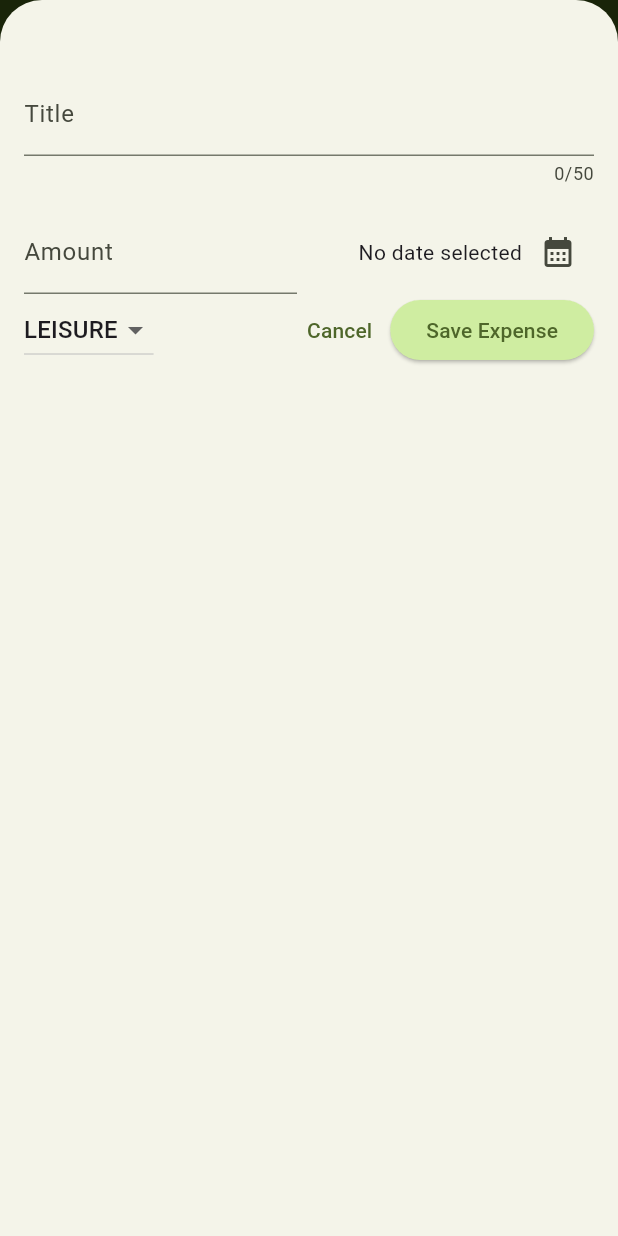
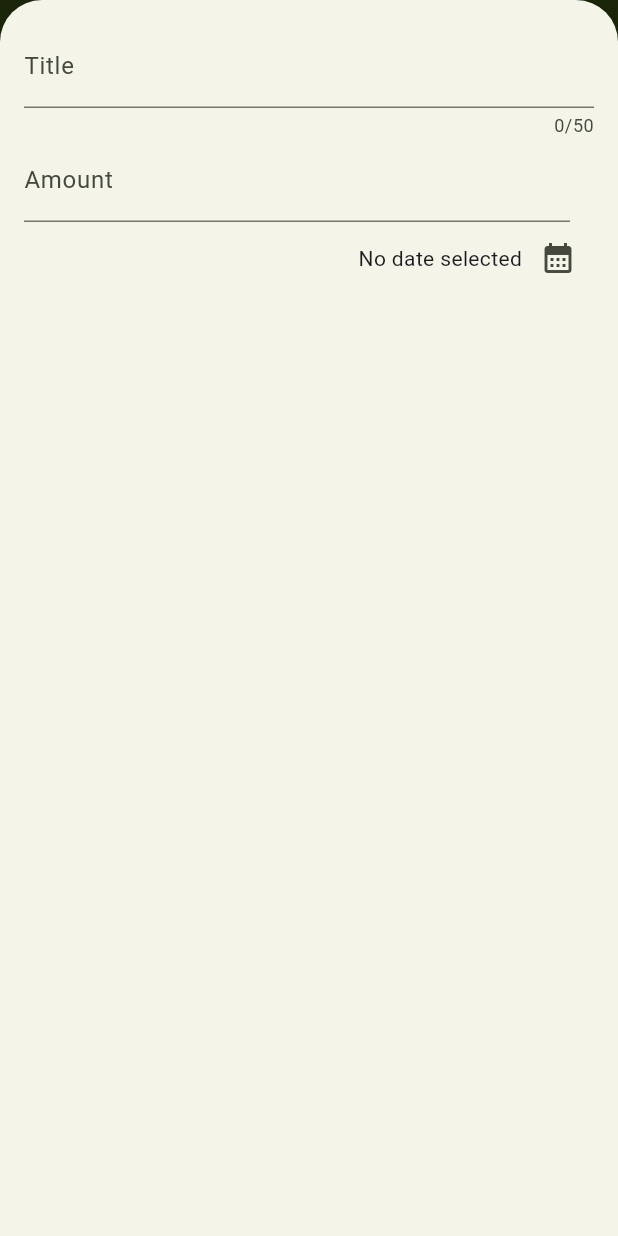
Before and after one commit to sawsanjamal/expenses-app, a Flutter app: the screen it shows after launch, after a tap on the "add" icon, on a phone screen of 412 x 824 dp. Run offline on Flutter 3.47's test engine with Material 3 defaults, Android fonts, the phone set to English and light mode, and no system bars.

Commit message:
finalize landscape orientation UI

```diff
--- a/lib/main.dart
+++ b/lib/main.dart
@@ -2,7 +2,7 @@ import 'package:expense_tracker/models/widgets/expenses.dart';
 import 'package:flutter/material.dart';
 
 var kColorScheme =
-    ColorScheme.fromSeed(seedColor: Color.fromARGB(255, 31, 48, 5));
+    ColorScheme.fromSeed(seedColor: const Color.fromARGB(255, 31, 48, 5));
 var kDarkColorScheme = ColorScheme.fromSeed(
     brightness: Brightness.dark,
     seedColor: const Color.fromARGB(255, 9, 20, 0));
--- a/lib/models/widgets/expenses.dart
+++ b/lib/models/widgets/expenses.dart
@@ -3,7 +3,6 @@ import 'package:expense_tracker/models/widgets/chart/chart.dart';
 import 'package:expense_tracker/models/widgets/expenses_list/expenses_list.dart';
 import 'package:expense_tracker/models/widgets/new_expense.dart';
 import 'package:flutter/material.dart';
-import 'package:flutter/widgets.dart';
 
 class Expenses extends StatefulWidget {
   const Expenses({super.key});
@@ -29,6 +28,7 @@ class _ExpensesState extends State<Expenses> {
   ];
   void _openAddExpenseOverlay() {
     showModalBottomSheet(
+      useSafeArea: true,
       isScrollControlled: true,
       context: context,
       builder: (ctx) => NewExpense(
--- a/lib/models/widgets/new_expense.dart
+++ b/lib/models/widgets/new_expense.dart
@@ -1,4 +1,5 @@
 import 'package:expense_tracker/models/expense.dart';
+import 'package:flutter/cupertino.dart';
 import 'package:flutter/material.dart';
 
 class NewExpense extends StatefulWidget {
@@ -37,9 +38,9 @@ class _NewExpenseState extends State<NewExpense> {
     if (_titleController.text.trim().isEmpty ||
         amountIsInvalid ||
         _selectedDate == null) {
-      showDialog(
+      showCupertinoDialog(
           context: context,
-          builder: (ctx) => AlertDialog(
+          builder: (ctx) => CupertinoAlertDialog(
                 title: const Text("Invalid input"),
                 content: const Text(
                     "Please make sure a valid title, amount, date and category were entered"),
@@ -70,10 +71,45 @@ class _NewExpenseState extends State<NewExpense> {
 
   @override
   Widget build(BuildContext context) {
-    return Padding(
-      padding: const EdgeInsets.fromLTRB(16, 48, 16, 16),
-      child: Column(
+    final keyboardSpace = MediaQuery.of(context).viewInsets.bottom;
+    return LayoutBuilder(builder: ((context, constraints) {
+      final width = constraints.maxWidth;
+      return SizedBox(
+          height: double.infinity,
+          child: SingleChildScrollView(
+              child: Padding(
+            padding: EdgeInsets.fromLTRB(16, 16, 16, keyboardSpace + 16),
+            child: Column(children: [
+              if (width >= 600)
+                Row(
+                  crossAxisAlignment: CrossAxisAlignment.start,
                   children: [
+                    Expanded(
+                      child: TextField(
+                        controller: _titleController,
+                        maxLength: 50,
+                        decoration: const InputDecoration(
+                          label: Text("Title"),
+                        ),
+                      ),
+                    ),
+                    const SizedBox(
+                      width: 16,
+                    ),
+                    Expanded(
+                      child: TextField(
+                        controller: _amountController,
+                        keyboardType: const TextInputType.numberWithOptions(
+                            decimal: true),
+                        decoration: const InputDecoration(
+                          prefixText: '\$ ',
+                          label: Text("Amount"),
+                        ),
+                      ),
+                    )
+                  ],
+                )
+              else
                 TextField(
                   controller: _titleController,
                   maxLength: 50,
@@ -81,23 +117,23 @@ class _NewExpenseState extends State<NewExpense> {
                     label: Text("Title"),
                   ),
                 ),
-          const SizedBox(
-            height: 16,
-          ),
+              if (width >= 600)
                 Row(
                   children: [
-              Expanded(
-                child: TextField(
-                  controller: _amountController,
-                  keyboardType:
-                      const TextInputType.numberWithOptions(decimal: true),
-                  decoration: const InputDecoration(
-                    prefixText: '\$ ',
-                    label: Text("Amount"),
-                  ),
-                ),
-              ),
-              const SizedBox(width: 16),
+                    DropdownButton(
+                        value: _selectedCategory,
+                        items: Category.values.map((category) {
+                          return DropdownMenuItem(
+                              value: category,
+                              child: Text(category.name.toUpperCase()));
+                        }).toList(),
+                        onChanged: (value) {
+                          if (value == null) return;
+                          setState(() {
+                            _selectedCategory = value;
+                          });
+                        }),
+                    const SizedBox(width: 24),
                     Expanded(
                       child: Row(
                         mainAxisAlignment: MainAxisAlignment.end,
@@ -113,22 +149,25 @@ class _NewExpenseState extends State<NewExpense> {
                       ),
                     )
                   ],
+                )
+              else
+                Row(children: [
+                  Expanded(
+                    child: TextField(
+                      controller: _amountController,
+                      keyboardType:
+                          const TextInputType.numberWithOptions(decimal: true),
+                      decoration: const InputDecoration(
+                        prefixText: '\$ ',
+                        label: Text("Amount"),
                       ),
+                    ),
+                  ),
+                  const SizedBox(width: 16),
+                ]),
+              if (width >= 600)
                 Row(
                   children: [
-              DropdownButton(
-                  value: _selectedCategory,
-                  items: Category.values.map((category) {
-                    return DropdownMenuItem(
-                        value: category,
-                        child: Text(category.name.toUpperCase()));
-                  }).toList(),
-                  onChanged: (value) {
-                    if (value == null) return;
-                    setState(() {
-                      _selectedCategory = value;
-                    });
-                  }),
                     const Spacer(),
                     TextButton(
                         onPressed: () {
@@ -137,11 +176,26 @@ class _NewExpenseState extends State<NewExpense> {
                         child: const Text("Cancel")),
                     ElevatedButton(
                         onPressed: _submitExpenseData,
-                  child: const Text("Save Expense")),
+                        child: const Text("Save Expense"))
                   ],
                 )
+              else
+                Expanded(
+                  child: Row(
+                    mainAxisAlignment: MainAxisAlignment.end,
+                    crossAxisAlignment: CrossAxisAlignment.center,
+                    children: [
+                      Text(_selectedDate == null
+                          ? "No date selected"
+                          : formatter.format(_selectedDate!)),
+                      IconButton(
+                          onPressed: _presentDatePicker,
+                          icon: const Icon(Icons.calendar_month))
                     ],
                   ),
-    );
+                ),
+            ]),
+          )));
+    }));
   }
 }
```
Also changed, not shown: 1 other file. Lines whose indentation alone changed are shown as unchanged.
